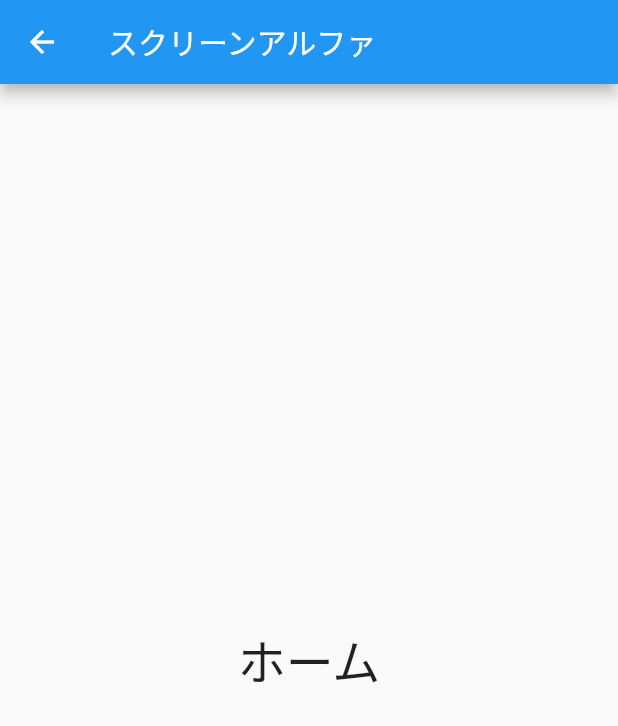
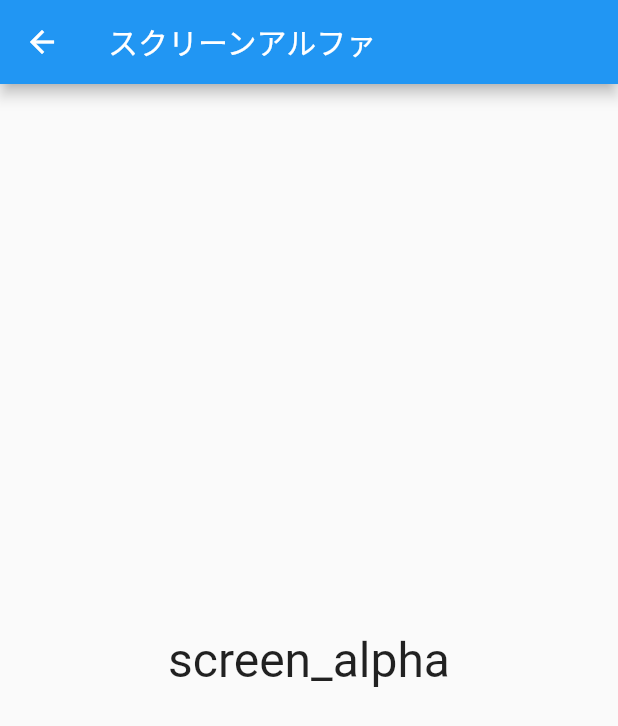
Before and after one commit to hotkyou/creampapa, a Flutter app: the ScreenAlpha screen opened directly, on a phone screen of 412 x 824 dp. Shown: the top 726 px of the screen. Run offline on Flutter 3.47's test engine with Material 2 defaults, Android fonts, the phone set to English and light mode, and no system bars.

Commit message:
add-CenterText-ioschanges

```diff
--- a/lib/screens/home.dart
+++ b/lib/screens/home.dart
@@ -11,7 +11,7 @@ class HomeScreen extends StatelessWidget {
         ),
         body: const Center(
           child: Text(
-            'ホーム',
+            'home',
             style: TextStyle(fontSize: 32.0),
           ),
         ));
--- a/lib/screens/screen_alpha.dart
+++ b/lib/screens/screen_alpha.dart
@@ -11,7 +11,7 @@ class ScreenAlpha extends StatelessWidget {
         ),
         body: const Center(
           child: Text(
-            'ホーム',
+            'screen_alpha',
             style: TextStyle(fontSize: 32.0),
           ),
         ));
--- a/lib/screens/screen_beta.dart
+++ b/lib/screens/screen_beta.dart
@@ -11,7 +11,7 @@ class ScreenBeta extends StatelessWidget {
         ),
         body: const Center(
           child: Text(
-            'ホーム',
+            'screen_beta',
             style: TextStyle(fontSize: 32.0),
           ),
         ));
--- a/lib/screens/setting.dart
+++ b/lib/screens/setting.dart
@@ -11,7 +11,7 @@ class SettingScreen extends StatelessWidget {
         ),
         body: const Center(
           child: Text(
-            'ホーム',
+            'setting',
             style: TextStyle(fontSize: 32.0),
           ),
         ));
```
Also changed, not shown: 1 other file.
